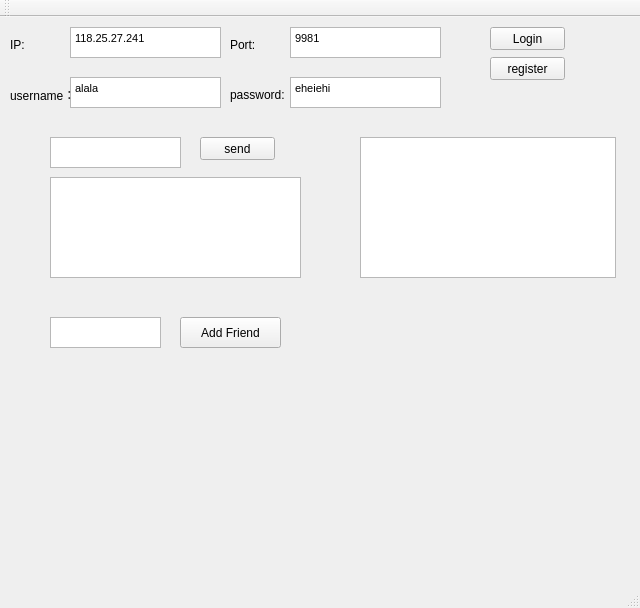
Before: the Qt Designer form LixTalk-client/LixTalk.ui in ZingLix/LixTalk-client, drawn with Qt 5.
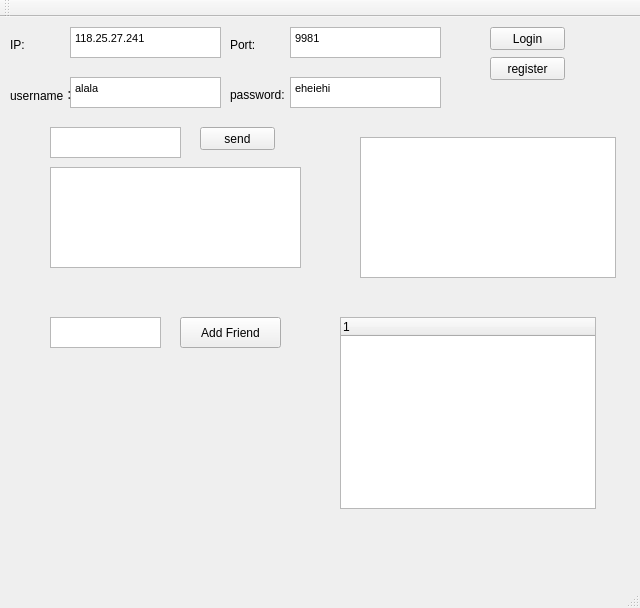
After: the same form once the commit is applied.

Patch:
```diff
--- a/LixTalk-client/LixTalk.ui
+++ b/LixTalk-client/LixTalk.ui
@@ -180,7 +180,7 @@
     <property name="geometry">
      <rect>
       <x>50</x>
-      <y>120</y>
+      <y>110</y>
       <width>131</width>
       <height>31</height>
      </rect>
@@ -190,7 +190,7 @@
     <property name="geometry">
      <rect>
       <x>50</x>
-      <y>160</y>
+      <y>150</y>
       <width>251</width>
       <height>101</height>
      </rect>
@@ -200,7 +200,7 @@
     <property name="geometry">
      <rect>
       <x>200</x>
-      <y>120</y>
+      <y>110</y>
       <width>75</width>
       <height>23</height>
      </rect>
@@ -242,6 +242,16 @@
      <string>Add Friend</string>
     </property>
    </widget>
+   <widget class="QTreeWidget" name="treeWidget">
+    <property name="geometry">
+     <rect>
+      <x>340</x>
+      <y>300</y>
+      <width>256</width>
+      <height>192</height>
+     </rect>
+    </property>
+   </widget>
   </widget>
   <widget class="QMenuBar" name="menuBar">
    <property name="geometry">
```
